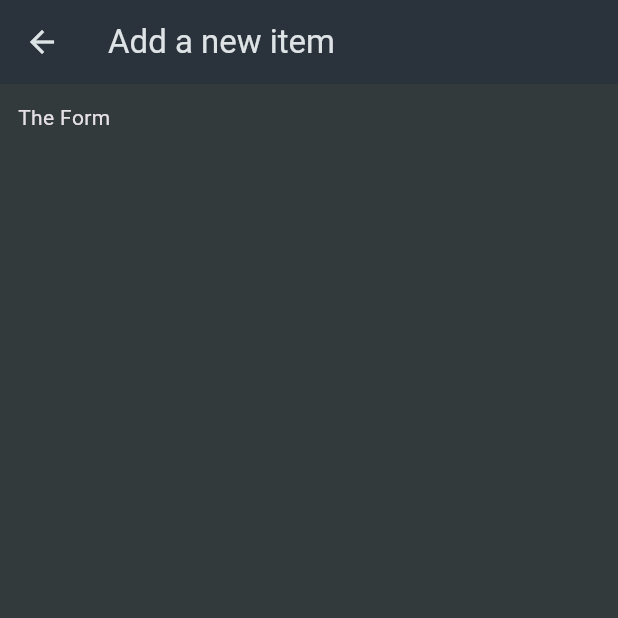
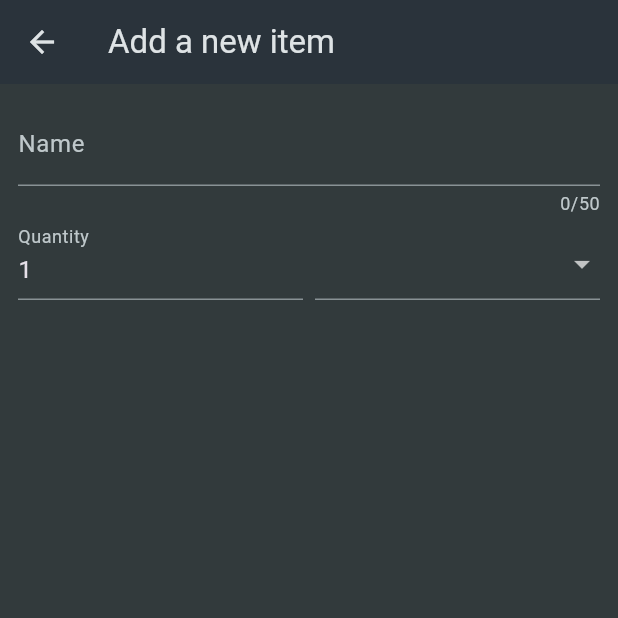
Before and after one commit to ainwg/grocery-app, a Flutter app: the NewItem screen opened directly, on a phone screen of 412 x 824 dp, the top half of it. Run offline on Flutter 3.47's test engine with Material 3 defaults, Android fonts, the phone set to English and light mode, and no system bars.

Commit message:
Add TextFormField and DropdownButtonFormField

```diff
--- a/lib/widgets/new_item.dart
+++ b/lib/widgets/new_item.dart
@@ -1,4 +1,5 @@
 import 'package:flutter/material.dart';
+import 'package:grocery_app/data/categories.dart';
 
 class NewItem extends StatefulWidget {
   const NewItem({super.key});
@@ -14,7 +15,56 @@ class _NewItemState extends State<NewItem> {
   Widget build(BuildContext context) {
     return Scaffold(
       appBar: AppBar(title: const Text('Add a new item')),
-      body: Padding(padding: const EdgeInsets.all(12), child: Text('The Form')),
+      body: Padding(
+        padding: const EdgeInsets.all(12),
+        child: Form(
+          child: Column(
+            children: [
+              TextFormField(
+                maxLength: 50,
+                decoration: InputDecoration(label: Text('Name')),
+                validator: (value) {
+                  return 'Demo...';
+                },
+              ),
+              Row(
+                crossAxisAlignment: CrossAxisAlignment.end,
+                children: [
+                  Expanded(
+                    child: TextFormField(
+                      decoration: InputDecoration(label: Text('Quantity')),
+                      initialValue: '1',
+                    ),
+                  ),
+                  SizedBox(width: 8),
+                  Expanded(
+                    child: DropdownButtonFormField(
+                      items: [
+                        for (final category in categories.entries)
+                          DropdownMenuItem(
+                            value: category.value,
+                            child: Row(
+                              children: [
+                                Container(
+                                  width: 16,
+                                  height: 16,
+                                  color: category.value.color,
+                                ),
+                                SizedBox(width: 6),
+                                Text(category.value.title),
+                              ],
+                            ),
+                          ),
+                      ],
+                      onChanged: (value) {},
+                    ),
+                  ),
+                ],
+              ),
+            ],
+          ),
+        ),
+      ),
     );
   }
 }
```
